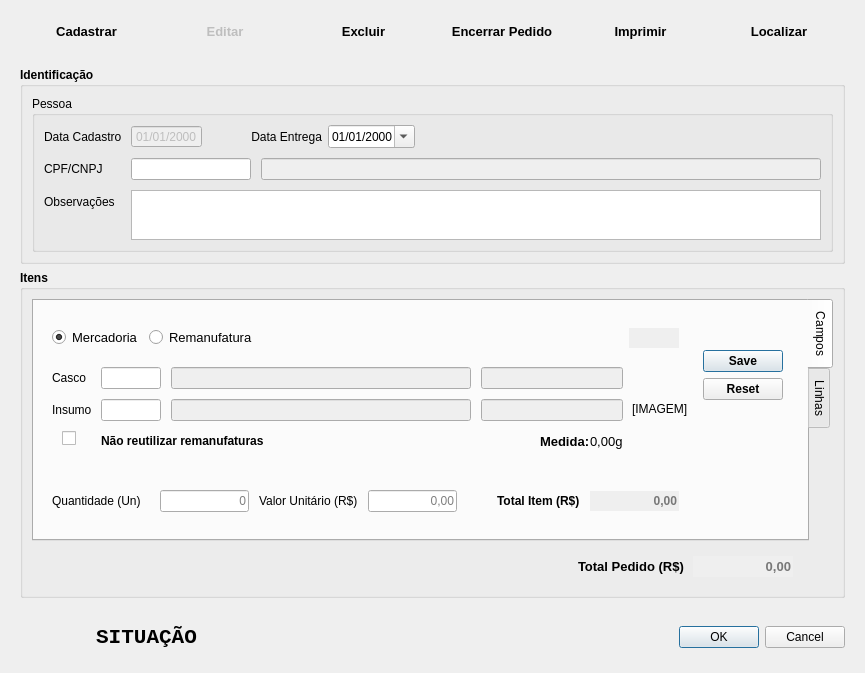
This is Resources/UI/CadastroPedido.ui in Klubas/Projeto-SOAD as Qt 5 draws it before an edit. The edited form follows.
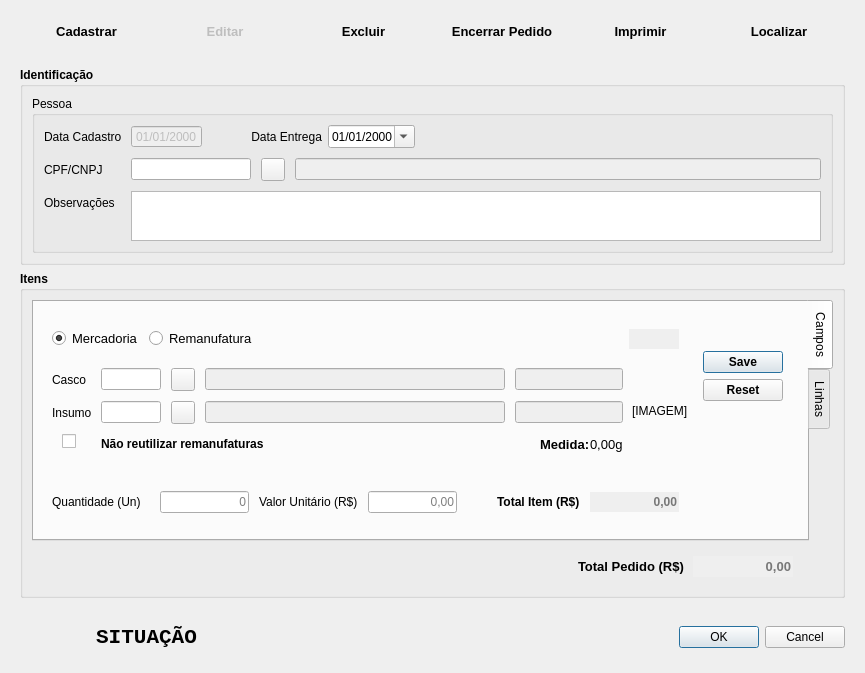
This is the edited form. The open tabs and pages were chosen to show the change.

Commit message: - Adicionados botões de localizar nos cadastros e filtros - Ajustado erro de encoding do json

Diff of the .ui file:
```diff
--- a/Resources/UI/CadastroPedido.ui
+++ b/Resources/UI/CadastroPedido.ui
@@ -528,6 +528,13 @@
                   </property>
                  </widget>
                 </item>
+                <item>
+                 <widget class="QToolButton" name="toolButton_pessoa">
+                  <property name="text">
+                   <string/>
+                  </property>
+                 </widget>
+                </item>
                 <item>
                  <widget class="QLineEdit" name="lineEdit_nome_pessoa">
                   <property name="enabled">
@@ -1204,6 +1211,13 @@
                                 </property>
                                </widget>
                               </item>
+                              <item>
+                               <widget class="QToolButton" name="toolButton_casco">
+                                <property name="text">
+                                 <string/>
+                                </property>
+                               </widget>
+                              </item>
                               <item>
                                <widget class="QLineEdit" name="lineEdit_casco">
                                 <property name="enabled">
@@ -1257,6 +1271,13 @@
                                 </property>
                                </widget>
                               </item>
+                              <item>
+                               <widget class="QToolButton" name="toolButton_insumo">
+                                <property name="text">
+                                 <string/>
+                                </property>
+                               </widget>
+                              </item>
                               <item>
                                <widget class="QLineEdit" name="lineEdit_insumo">
                                 <property name="enabled">
```
Left out of the diff: 9 changed lines with no effect on the pictures. The commit also changes 38 other files.
